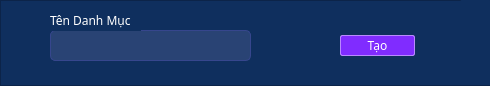
Old version of the form theme/newfolder.ui in the repository im-dlam/PyQt5.AppManageMMO.
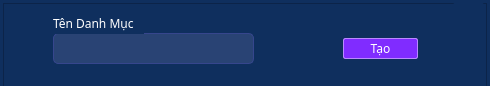
New version of the form. Icons and pictures are not drawn.

Patch:
```diff
--- a/theme/newfolder.ui
+++ b/theme/newfolder.ui
@@ -32,15 +32,24 @@
    <property name="styleSheet">
     <string notr="true">background-color: rgb(15, 47, 94);</string>
    </property>
+   <layout class="QHBoxLayout" name="horizontalLayout">
+    <property name="spacing">
+     <number>0</number>
+    </property>
+    <property name="leftMargin">
+     <number>3</number>
+    </property>
+    <property name="topMargin">
+     <number>3</number>
+    </property>
+    <property name="rightMargin">
+     <number>3</number>
+    </property>
+    <property name="bottomMargin">
+     <number>3</number>
+    </property>
+    <item>
    <widget class="QFrame" name="frame">
-    <property name="geometry">
-     <rect>
-      <x>0</x>
-      <y>0</y>
-      <width>491</width>
-      <height>86</height>
-     </rect>
-    </property>
     <property name="minimumSize">
      <size>
       <width>0</width>
@@ -153,7 +162,7 @@
     <widget class="QPushButton" name="btn_close">
      <property name="geometry">
       <rect>
-       <x>460</x>
+         <x>450</x>
        <y>0</y>
        <width>31</width>
        <height>23</height>
@@ -188,6 +197,8 @@
      </property>
     </widget>
    </widget>
+    </item>
+   </layout>
   </widget>
  </widget>
  <resources>
```
Lines whose indentation alone changed are shown as unchanged.
